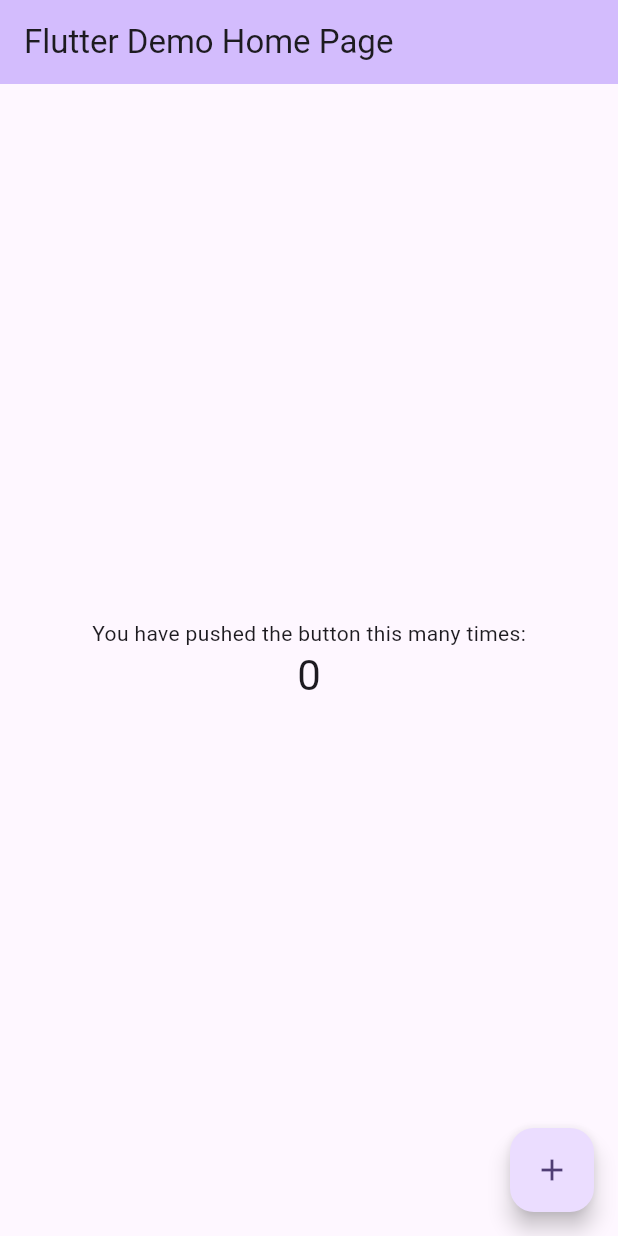
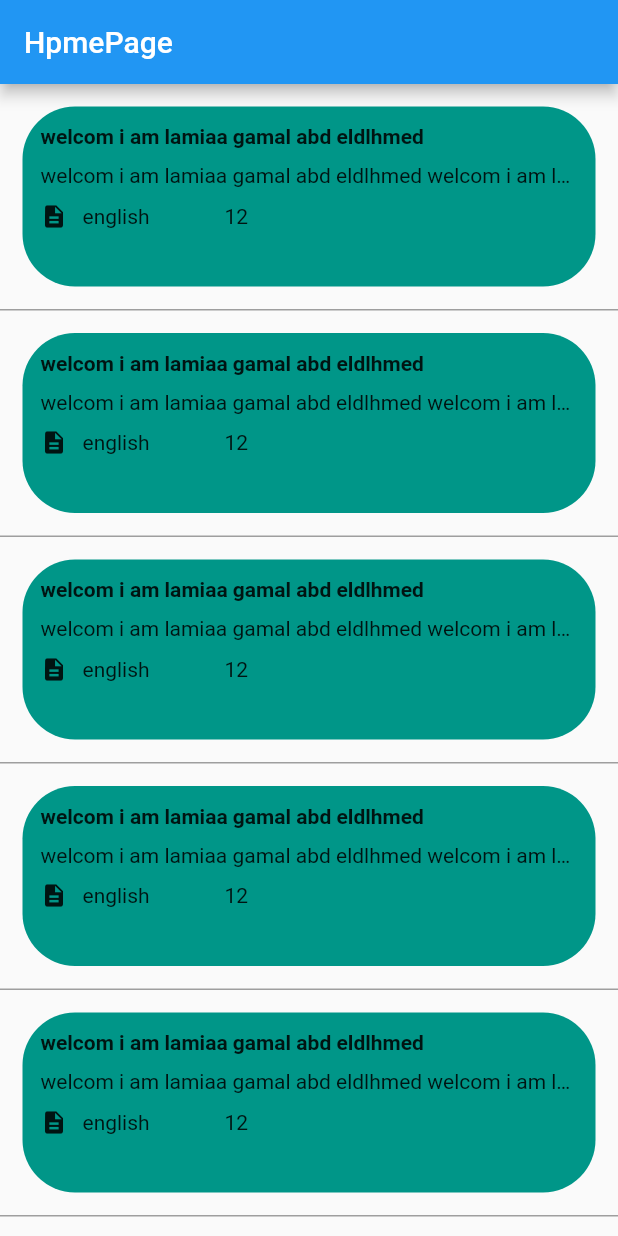
Before and after one commit to Lamiaa21-3/education_app, a Flutter app: the screen it shows after launch, on a phone screen of 412 x 824 dp. Run offline on Flutter 3.47's test engine with Material 2 defaults, Android fonts, the phone set to English and light mode, and no system bars.

```diff
--- /dev/null
+++ b/lib/components/infoIetm.dart
@@ -0,0 +1,54 @@
+
+import 'package:flutter/material.dart';
+class InfoIetm extends StatelessWidget {
+  const InfoIetm({Key? key}) : super(key: key);
+
+  @override
+  Widget build(BuildContext context) {
+    return  Padding(
+      padding: const EdgeInsets.all(15.0),
+      child: Container(
+        decoration: BoxDecoration(
+          color: Colors.teal,
+          borderRadius: BorderRadius.circular(35),
+
+        ),
+        height: 120,
+        child: Padding(
+          padding: const EdgeInsets.all(12.0),
+          child: Column(
+            crossAxisAlignment: CrossAxisAlignment.start,
+
+            children: [
+              Text('welcom i am lamiaa gamal abd eldlhmed',style: TextStyle(fontWeight: FontWeight.bold),),
+              SizedBox(
+                height: 10,
+              ),
+
+              Text('welcom i am lamiaa gamal abd eldlhmed welcom i am lamiaa gamal abd eldlhmed welcom i am lamiaa gamal abd eldlhmed',maxLines: 1,overflow: TextOverflow.ellipsis,),
+              SizedBox(
+                height: 10,
+              ),
+              Row(
+                children: [
+                  Icon(Icons.description,size: 18),
+                  SizedBox(
+                    width: 10,
+                  ),
+                  Text('english'),
+                  SizedBox(
+                    width: 50,
+                  ),
+
+                  Text('12'),
+                ],
+              ),
+
+
+            ],
+          ),
+        ),
+      ),
+    );
+  }
+}
--- a/lib/main.dart
+++ b/lib/main.dart
@@ -1,125 +1,20 @@
 import 'package:flutter/material.dart';
+import 'package:student_app/screens/home_page.dart';
 
 void main() {
   runApp(const MyApp());
 }
 
 class MyApp extends StatelessWidget {
-  const MyApp({super.key});
+  const MyApp
+
+  ({super.key});
 
   // This widget is the root of your application.
   @override
   Widget build(BuildContext context) {
-    return MaterialApp(
-      title: 'Flutter Demo',
-      theme: ThemeData(
-        // This is the theme of your application.
-        //
-        // TRY THIS: Try running your application with "flutter run". You'll see
-        // the application has a blue toolbar. Then, without quitting the app,
-        // try changing the seedColor in the colorScheme below to Colors.green
-        // and then invoke "hot reload" (save your changes or press the "hot
-        // reload" button in a Flutter-supported IDE, or press "r" if you used
-        // the command line to start the app).
-        //
-        // Notice that the counter didn't reset back to zero; the application
-        // state is not lost during the reload. To reset the state, use hot
-        // restart instead.
-        //
-        // This works for code too, not just values: Most code changes can be
-        // tested with just a hot reload.
-        colorScheme: ColorScheme.fromSeed(seedColor: Colors.deepPurple),
-        useMaterial3: true,
-      ),
-      home: const MyHomePage(title: 'Flutter Demo Home Page'),
+    return  MaterialApp(
+      home: HomePageScreen(),
     );
   }
 }
-
-class MyHomePage extends StatefulWidget {
-  const MyHomePage({super.key, required this.title});
-
-  // This widget is the home page of your application. It is stateful, meaning
-  // that it has a State object (defined below) that contains fields that affect
-  // how it looks.
-
-  // This class is the configuration for the state. It holds the values (in this
-  // case the title) provided by the parent (in this case the App widget) and
-  // used by the build method of the State. Fields in a Widget subclass are
-  // always marked "final".
-
-  final String title;
-
-  @override
-  State<MyHomePage> createState() => _MyHomePageState();
-}
-
-class _MyHomePageState extends State<MyHomePage> {
-  int _counter = 0;
-
-  void _incrementCounter() {
-    setState(() {
-      // This call to setState tells the Flutter framework that something has
-      // changed in this State, which causes it to rerun the build method below
-      // so that the display can reflect the updated values. If we changed
-      // _counter without calling setState(), then the build method would not be
-      // called again, and so nothing would appear to happen.
-      _counter++;
-    });
-  }
-
-  @override
-  Widget build(BuildContext context) {
-    // This method is rerun every time setState is called, for instance as done
-    // by the _incrementCounter method above.
-    //
-    // The Flutter framework has been optimized to make rerunning build methods
-    // fast, so that you can just rebuild anything that needs updating rather
-    // than having to individually change instances of widgets.
-    return Scaffold(
-      appBar: AppBar(
-        // TRY THIS: Try changing the color here to a specific color (to
-        // Colors.amber, perhaps?) and trigger a hot reload to see the AppBar
-        // change color while the other colors stay the same.
-        backgroundColor: Theme.of(context).colorScheme.inversePrimary,
-        // Here we take the value from the MyHomePage object that was created by
-        // the App.build method, and use it to set our appbar title.
-        title: Text(widget.title),
-      ),
-      body: Center(
-        // Center is a layout widget. It takes a single child and positions it
-        // in the middle of the parent.
-        child: Column(
-          // Column is also a layout widget. It takes a list of children and
-          // arranges them vertically. By default, it sizes itself to fit its
-          // children horizontally, and tries to be as tall as its parent.
-          //
-          // Column has various properties to control how it sizes itself and
-          // how it positions its children. Here we use mainAxisAlignment to
-          // center the children vertically; the main axis here is the vertical
-          // axis because Columns are vertical (the cross axis would be
-          // horizontal).
-          //
-          // TRY THIS: Invoke "debug painting" (choose the "Toggle Debug Paint"
-          // action in the IDE, or press "p" in the console), to see the
-          // wireframe for each widget.
-          mainAxisAlignment: MainAxisAlignment.center,
-          children: <Widget>[
-            const Text(
-              'You have pushed the button this many times:',
-            ),
-            Text(
-              '$_counter',
-              style: Theme.of(context).textTheme.headlineMedium,
-            ),
-          ],
-        ),
-      ),
-      floatingActionButton: FloatingActionButton(
-        onPressed: _incrementCounter,
-        tooltip: 'Increment',
-        child: const Icon(Icons.add),
-      ), // This trailing comma makes auto-formatting nicer for build methods.
-    );
-  }
-}
--- /dev/null
+++ b/lib/screens/home_page.dart
@@ -0,0 +1,25 @@
+
+import 'package:flutter/cupertino.dart';
+import 'package:flutter/material.dart';
+
+import '../components/infoIetm.dart';
+
+class HomePageScreen extends StatelessWidget {
+  const HomePageScreen({Key? key}) : super(key: key);
+
+  @override
+  Widget build(BuildContext context) {
+    return Scaffold(
+      appBar: AppBar(
+        title: Text('HpmePage'),
+      ),
+      body:ListView.separated(itemBuilder: (context,index){
+        return InfoIetm();
+      }, separatorBuilder: (context,index)=>Container(
+        color: Colors.grey,
+        width: double.infinity,
+        height: 1,
+      ), itemCount: 22)
+    );
+  }
+}
```
